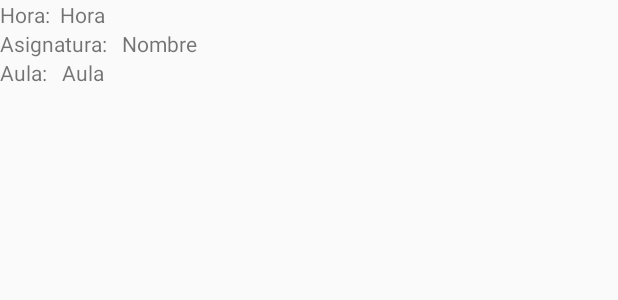
After one commit to RubenGiC/MyClass, an Android app: the layout subject_row.xml on its own in the app's theme, with its tools: preview values and no code run, on a phone screen of 412 x 824 dp. The commit adds this screen. Shown: the top 300 px of the screen. Run offline under Robolectric (Android 15) with nearby library versions, the phone set to English and light mode, and no system bars; network calls fail.

Commit message:
Ya funciona el reciclerView de la lista de horarios

```diff
--- a/app/src/main/java/org/rubengic/myclass/MainActivity.java
+++ b/app/src/main/java/org/rubengic/myclass/MainActivity.java
@@ -61,8 +61,8 @@ public class MainActivity extends AppCompatActivity {
             @Override
             public void onClick(View view) {
                 //valido usuario y contraseña
-                //validarUsuario("http://192.168.1.42:8080/validar_login.php");
-                validarUsuario("http://192.168.47.2:8080/validar_login.php");
+                validarUsuario("http://192.168.1.42:8080/validar_login.php");
+                //validarUsuario("http://192.168.47.2:8080/validar_login.php");
             }
         });
     }
--- a/app/src/main/res/layout/activity_principal.xml
+++ b/app/src/main/res/layout/activity_principal.xml
@@ -37,7 +37,11 @@
             android:layout_width="match_parent"
             android:layout_height="match_parent"
             android:gravity="center"
-            android:orientation="vertical">
+            android:orientation="vertical"
+            android:paddingLeft="10dp"
+            android:paddingTop="10dp"
+            android:paddingRight="10dp"
+            android:paddingBottom="10dp">
 
             <androidx.recyclerview.widget.RecyclerView
                 android:id="@+id/rv_horario"
--- /dev/null
+++ b/app/src/main/res/layout/subject_row.xml
@@ -0,0 +1,76 @@
+<?xml version="1.0" encoding="utf-8"?>
+
+    <LinearLayout
+        xmlns:android="http://schemas.android.com/apk/res/android"
+        xmlns:tools="http://schemas.android.com/tools"
+        android:layout_width="match_parent"
+        android:layout_height="match_parent"
+        android:orientation="vertical">
+
+    <LinearLayout
+        android:layout_width="match_parent"
+        android:layout_height="wrap_content"
+        android:orientation="horizontal">
+
+        <TextView
+            android:id="@+id/textView2"
+            android:layout_width="40dp"
+            android:layout_height="wrap_content"
+            android:text="Hora: " />
+
+        <TextView
+            android:id="@+id/Hora"
+            android:layout_width="100dp"
+            android:layout_height="wrap_content"
+            android:text="Hora"
+            tools:ignore="MissingConstraints"
+            tools:layout_editor_absoluteX="69dp"
+            tools:layout_editor_absoluteY="74dp" />
+    </LinearLayout>
+
+    <LinearLayout
+        android:layout_width="match_parent"
+        android:layout_height="wrap_content"
+        android:orientation="horizontal">
+
+        <TextView
+            android:id="@+id/textView3"
+            android:layout_width="wrap_content"
+            android:layout_height="wrap_content"
+            android:paddingRight="10dp"
+            android:text="Asignatura:" />
+
+        <TextView
+            android:id="@+id/Nombre"
+            android:layout_width="match_parent"
+            android:layout_height="wrap_content"
+            android:text="Nombre"
+            tools:ignore="MissingConstraints"
+            tools:layout_editor_absoluteX="68dp"
+            tools:layout_editor_absoluteY="37dp" />
+    </LinearLayout>
+
+    <LinearLayout
+        android:layout_width="match_parent"
+        android:layout_height="match_parent"
+        android:orientation="horizontal">
+
+        <TextView
+            android:id="@+id/textView4"
+            android:layout_width="wrap_content"
+            android:layout_height="wrap_content"
+            android:paddingRight="10dp"
+            android:text="Aula:" />
+
+        <TextView
+            android:id="@+id/Aula"
+            android:layout_width="match_parent"
+            android:layout_height="wrap_content"
+            android:text="Aula"
+            tools:ignore="MissingConstraints"
+            tools:layout_editor_absoluteX="68dp"
+            tools:layout_editor_absoluteY="108dp" />
+
+    </LinearLayout>
+
+</LinearLayout>
```
Also changed, not shown: app/src/main/java/org/rubengic/myclass/ListaHorarioNow.java (+10 -9 lines), app/src/main/java/org/rubengic/myclass/PrincipalActivity.java (+12 -10 lines).
